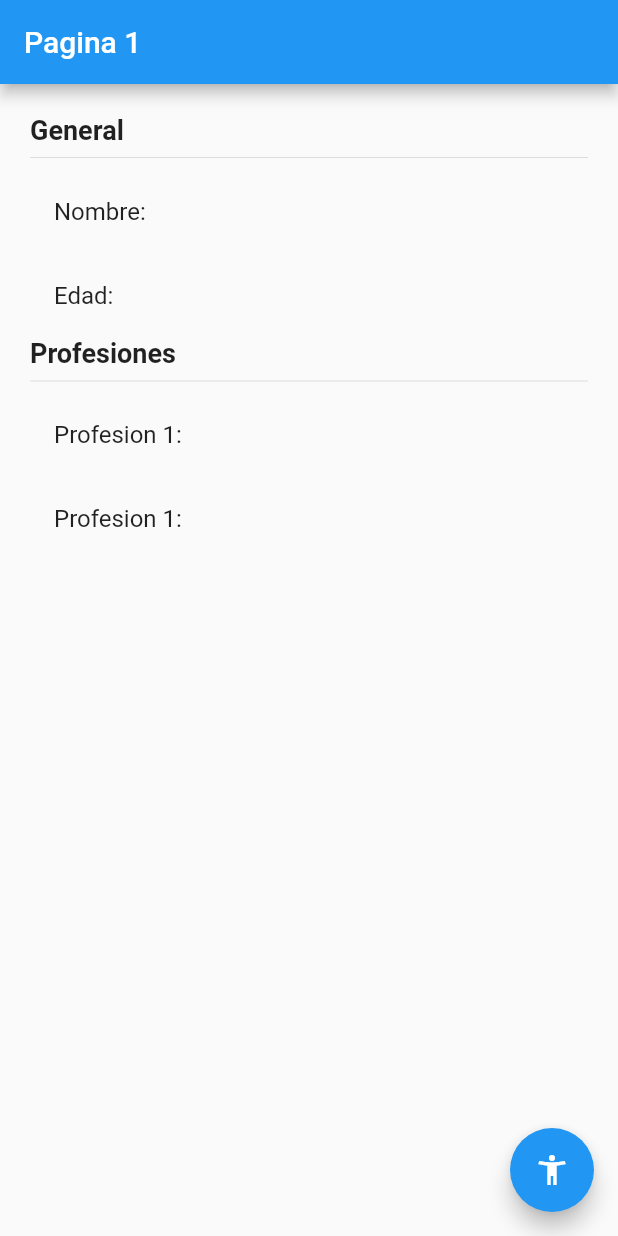
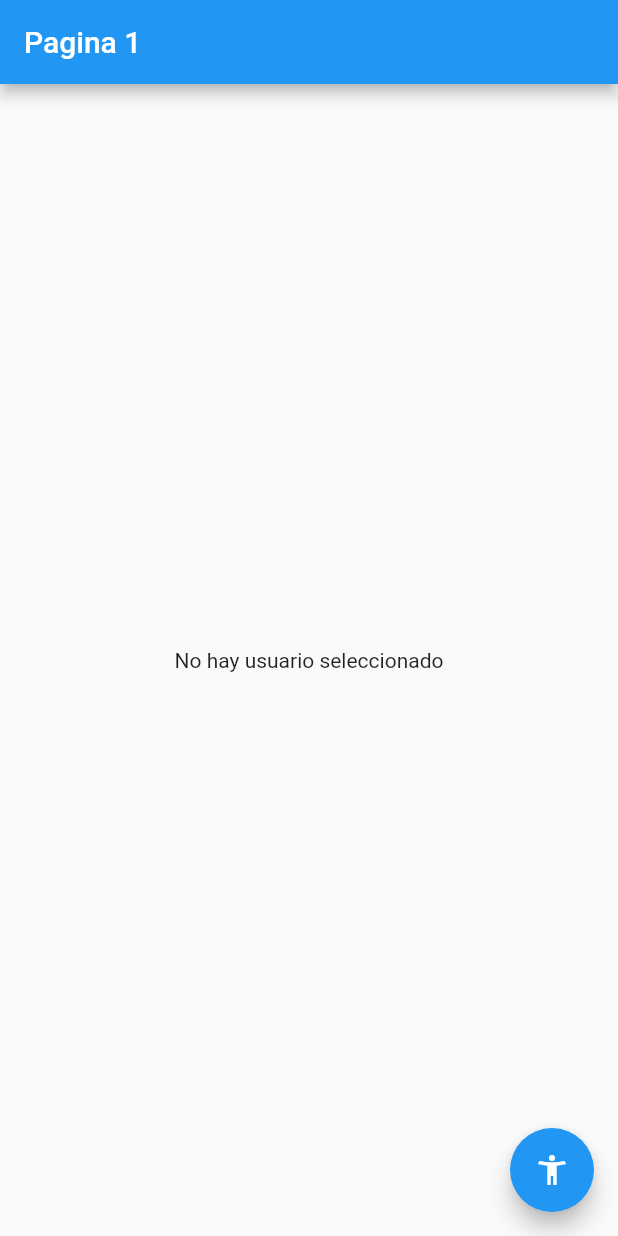
Before and after one commit to GerArJe/estados, a Flutter app: the screen it shows after launch, on a phone screen of 412 x 824 dp. Run offline on Flutter 3.47's test engine with Material 2 defaults, Android fonts, the phone set to English and light mode, and no system bars; our stand-ins replace get.

Commit message:
getX listo

```diff
--- /dev/null
+++ b/lib/controllers/usuario_controller.dart
@@ -0,0 +1,27 @@
+import 'package:get/get.dart';
+
+import 'package:estados/models/usuario.dart';
+
+class UsuarioController extends GetxController {
+  var existeUsuario = false.obs;
+  var usuario = Usuario().obs;
+
+  get profesionesCount => usuario.value.profesiones.length;
+
+  void cargarUsuario(Usuario pUsuario) {
+    existeUsuario.value = true;
+    usuario.value = pUsuario;
+  }
+
+  void cambiarEdad(int edad) {
+    usuario.update((val) {
+      val!.edad = edad;
+    });
+  }
+
+  void agregarProfesion(String profesion) {
+    usuario.update((val) {
+      val!.profesiones = [...val.profesiones, profesion];
+    });
+  }
+}
--- a/lib/main.dart
+++ b/lib/main.dart
@@ -1,4 +1,6 @@
 import 'package:flutter/material.dart';
+
+import 'package:get/route_manager.dart';
 
 import 'package:estados/pages/pagina1_page.dart';
 import 'package:estados/pages/pagina2_page.dart';
@@ -8,14 +10,18 @@ void main() => runApp(MyApp());
 class MyApp extends StatelessWidget {
   @override
   Widget build(BuildContext context) {
-    return MaterialApp(
+    return GetMaterialApp(
       debugShowCheckedModeBanner: false,
       title: 'Material App',
       initialRoute: 'pagina1',
-      routes: {
-        'pagina1': (_) => Pagina1Page(),
-        'pagina2': (_) => Pagina2Page(),
-      },
+      // routes: {
+      //   'pagina1': (_) => Pagina1Page(),
+      //   'pagina2': (_) => Pagina2Page(),
+      // },
+      getPages: [
+        GetPage(name: '/pagina1', page: () => Pagina1Page()),
+        GetPage(name: '/pagina2', page: () => Pagina2Page()),
+      ],
     );
   }
 }
--- a/lib/models/usuario.dart
+++ b/lib/models/usuario.dart
@@ -1,7 +1,11 @@
 class Usuario {
-  String nombre;
-  int edad;
-  List<String>? profesiones;
+  String? nombre;
+  int? edad;
+  List<String> profesiones;
 
-  Usuario({required this.nombre, required this.edad, this.profesiones});
+  Usuario({
+    this.nombre,
+    this.edad,
+    this.profesiones = const [],
+  });
 }
--- a/lib/pages/pagina1_page.dart
+++ b/lib/pages/pagina1_page.dart
@@ -1,28 +1,55 @@
 import 'package:flutter/material.dart';
+import 'package:get/get.dart';
+
+import 'package:estados/models/usuario.dart';
+import 'package:estados/controllers/usuario_controller.dart';
 
 class Pagina1Page extends StatelessWidget {
   const Pagina1Page({Key? key}) : super(key: key);
 
   @override
   Widget build(BuildContext context) {
+    final usuarioCtrl = Get.put(UsuarioController());
+
     return Scaffold(
       appBar: AppBar(
         title: const Text('Pagina 1'),
       ),
-      body: const InformacionUsuario(),
+      body: Obx(() => usuarioCtrl.existeUsuario.value
+          ? InformacionUsuario(
+              usuario: usuarioCtrl.usuario.value,
+            )
+          : NoInfo()),
       floatingActionButton: FloatingActionButton(
-        onPressed: () {
-          Navigator.pushNamed(context, 'pagina2');
-        },
+        // onPressed: () {
+        //   Navigator.pushNamed(context, 'pagina2');
+        // },
+        onPressed: () => Get.toNamed('pagina2',
+            arguments: {'nombre': 'Fernando', 'edad': 35}),
         child: const Icon(Icons.accessibility_new),
       ),
     );
   }
 }
 
+class NoInfo extends StatelessWidget {
+  const NoInfo({Key? key}) : super(key: key);
+
+  @override
+  Widget build(BuildContext context) {
+    return Container(
+      child: Center(
+        child: Text('No hay usuario seleccionado'),
+      ),
+    );
+  }
+}
+
 class InformacionUsuario extends StatelessWidget {
+  final Usuario usuario;
   const InformacionUsuario({
     Key? key,
+    required this.usuario,
   }) : super(key: key);
 
   @override
@@ -33,35 +60,32 @@ class InformacionUsuario extends StatelessWidget {
       padding: const EdgeInsets.all(20.0),
       child: Column(
         crossAxisAlignment: CrossAxisAlignment.start,
-        children: const [
-          Text(
+        children: [
+          const Text(
             'General',
             style: TextStyle(
               fontSize: 18,
               fontWeight: FontWeight.bold,
             ),
           ),
-          Divider(),
+          const Divider(),
           ListTile(
-            title: Text('Nombre: '),
+            title: Text('Nombre: ${usuario.nombre}'),
           ),
           ListTile(
-            title: Text('Edad: '),
+            title: Text('Edad: ${usuario.edad}'),
           ),
-          Text(
+          const Text(
             'Profesiones',
             style: TextStyle(
               fontSize: 18,
               fontWeight: FontWeight.bold,
             ),
           ),
-          Divider(),
-          ListTile(
-            title: Text('Profesion 1: '),
-          ),
-          ListTile(
-            title: Text('Profesion 1: '),
-          ),
+          const Divider(),
+          ...usuario.profesiones.map((profesion) => ListTile(
+                title: Text(profesion),
+              ))
         ],
       ),
     );
--- a/pubspec.yaml
+++ b/pubspec.yaml
@@ -34,6 +34,7 @@ dependencies:
   # The following adds the Cupertino Icons font to your application.
   # Use with the CupertinoIcons class for iOS style icons.
   cupertino_icons: ^1.0.2
+  get: ^4.3.8
 
 dev_dependencies:
   flutter_test:
```
Also changed, not shown: lib/pages/pagina2_page.dart (+42 -3 lines), pubspec.lock.
